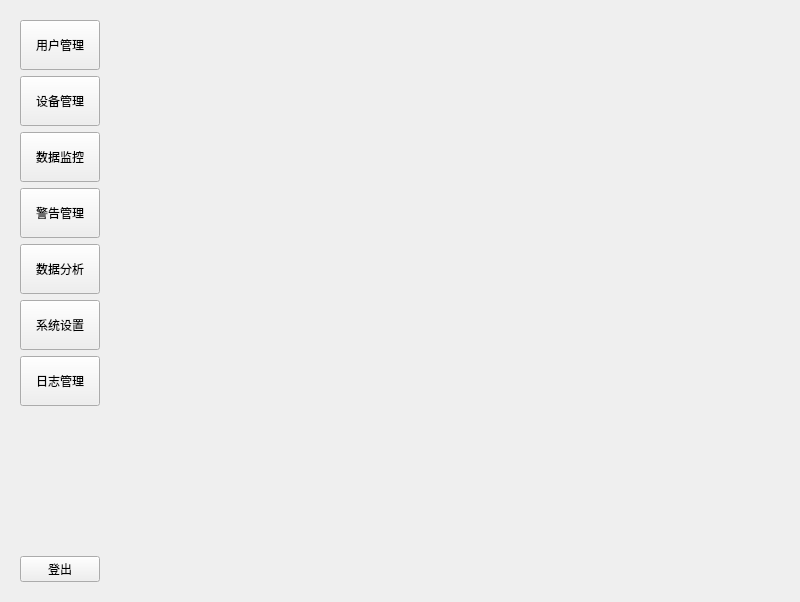
First picture: the form in SnailIOTMonitoring/src/ui/homewindow.ui, repository Amber-muyu/Qt_Project, before the edit.
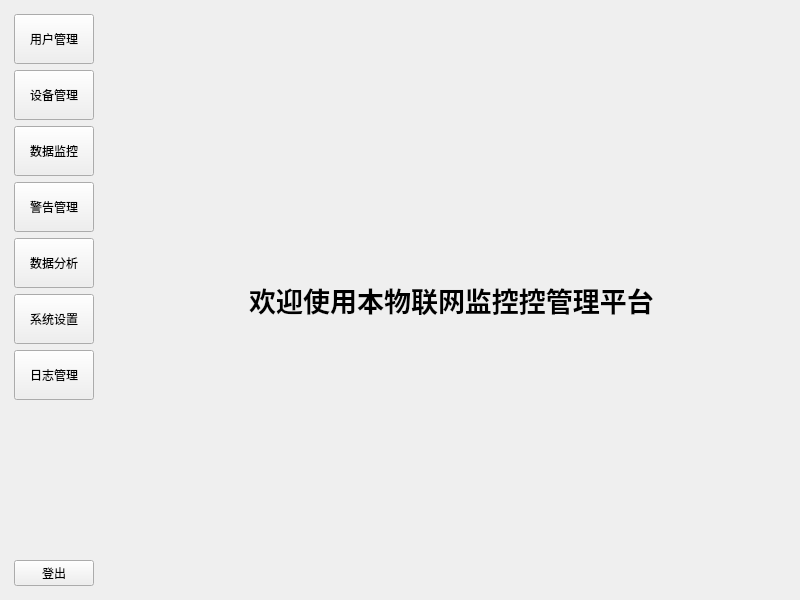
Second picture: the form after the edit.

Commit message: 管理员可以查看所有用户的信息

```diff
--- a/SnailIOTMonitoring/src/ui/homewindow.ui
+++ b/SnailIOTMonitoring/src/ui/homewindow.ui
@@ -14,6 +14,21 @@
    <string>Form</string>
   </property>
   <layout class="QGridLayout" name="gridLayout">
+   <property name="leftMargin">
+    <number>5</number>
+   </property>
+   <property name="topMargin">
+    <number>5</number>
+   </property>
+   <property name="rightMargin">
+    <number>5</number>
+   </property>
+   <property name="bottomMargin">
+    <number>5</number>
+   </property>
+   <property name="spacing">
+    <number>5</number>
+   </property>
    <item row="0" column="0">
     <widget class="QWidget" name="widget" native="true">
      <property name="minimumSize">
@@ -145,6 +160,80 @@
      <property name="currentIndex">
       <number>-1</number>
      </property>
+     <widget class="QWidget" name="page">
+      <layout class="QGridLayout" name="gridLayout_3">
+       <item row="0" column="1">
+        <spacer name="verticalSpacer_2">
+         <property name="orientation">
+          <enum>Qt::Vertical</enum>
+         </property>
+         <property name="sizeHint" stdset="0">
+          <size>
+           <width>20</width>
+           <height>258</height>
+          </size>
+         </property>
+        </spacer>
+       </item>
+       <item row="1" column="0">
+        <spacer name="horizontalSpacer">
+         <property name="orientation">
+          <enum>Qt::Horizontal</enum>
+         </property>
+         <property name="sizeHint" stdset="0">
+          <size>
+           <width>64</width>
+           <height>20</height>
+          </size>
+         </property>
+        </spacer>
+       </item>
+       <item row="1" column="1">
+        <widget class="QLabel" name="label">
+         <property name="font">
+          <font>
+           <family>Adobe Arabic</family>
+           <pointsize>20</pointsize>
+           <weight>75</weight>
+           <bold>true</bold>
+          </font>
+         </property>
+         <property name="text">
+          <string>欢迎使用本物联网监控控管理平台</string>
+         </property>
+         <property name="alignment">
+          <set>Qt::AlignCenter</set>
+         </property>
+        </widget>
+       </item>
+       <item row="1" column="2">
+        <spacer name="horizontalSpacer_2">
+         <property name="orientation">
+          <enum>Qt::Horizontal</enum>
+         </property>
+         <property name="sizeHint" stdset="0">
+          <size>
+           <width>64</width>
+           <height>20</height>
+          </size>
+         </property>
+        </spacer>
+       </item>
+       <item row="2" column="1">
+        <spacer name="verticalSpacer_3">
+         <property name="orientation">
+          <enum>Qt::Vertical</enum>
+         </property>
+         <property name="sizeHint" stdset="0">
+          <size>
+           <width>20</width>
+           <height>257</height>
+          </size>
+         </property>
+        </spacer>
+       </item>
+      </layout>
+     </widget>
     </widget>
    </item>
   </layout>
```
Left out of the diff: 2 changed lines with no effect on the pictures. The commit also changes 29 other files.
